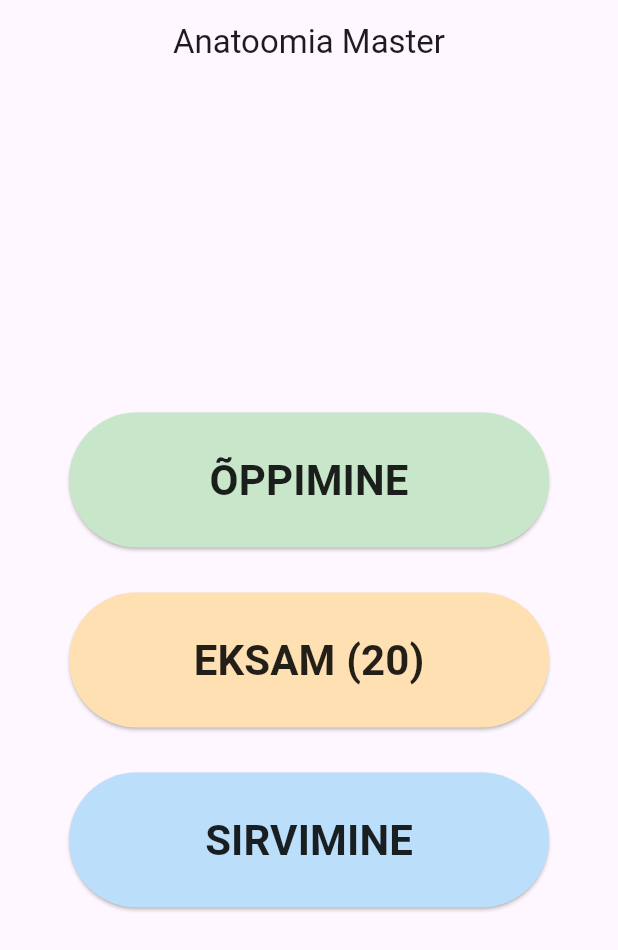
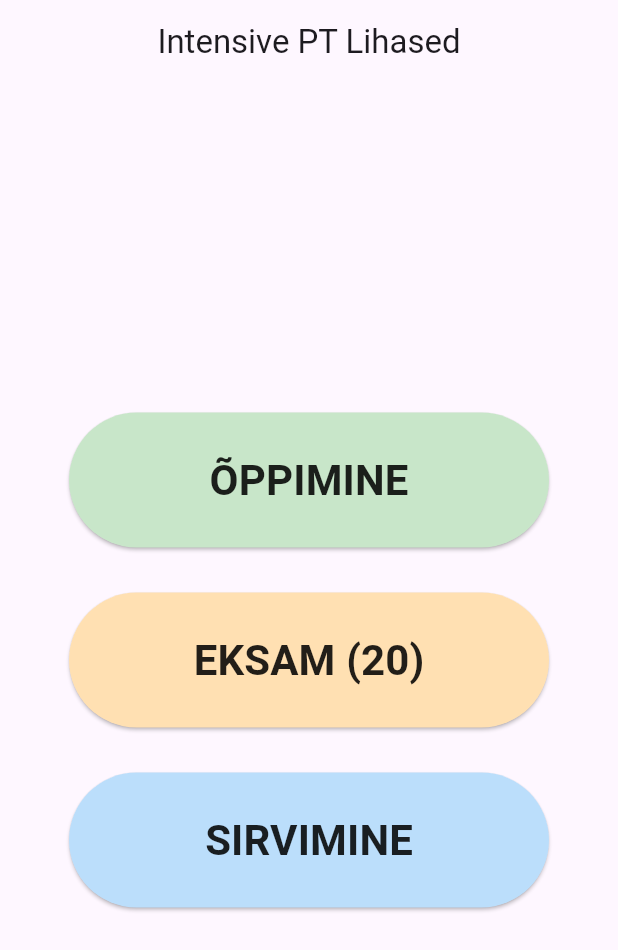
Before and after one commit to uulaffuul/anatoomia_master_uus, a Flutter app: the screen it shows after launch, on a phone screen of 412 x 824 dp. Shown: the top 950 px of the screen. Run offline on Flutter 3.47's test engine with Material 3 defaults, Android fonts, the phone set to English and light mode, and no system bars; our stand-ins replace csv, flutter_tts, shared_preferences.

Commit message:
Veebiversiooni ettevalmistus

```diff
--- a/lib/main.dart
+++ b/lib/main.dart
@@ -13,6 +13,7 @@
   runApp(const AnatoomiaMaster());
 }
 
+// Lubab hiirega lohistamist (swipe) veebis ja desktopis
 class MyCustomScrollBehavior extends MaterialScrollBehavior {
   @override
   Set<PointerDeviceKind> get dragDevices => {
@@ -29,7 +30,7 @@
     return MaterialApp(
       scrollBehavior: MyCustomScrollBehavior(),
       debugShowCheckedModeBanner: false,
-      title: 'Anatoomia Master',
+      title: 'Intensive PT Lihased',
       theme: ThemeData(
         colorScheme: ColorScheme.fromSeed(seedColor: Colors.deepPurple),
         useMaterial3: true,
@@ -39,6 +40,7 @@
   }
 }
 
+// --- ÜHINE TTS FUNKTSIOON ---
 final FlutterTts globalTts = FlutterTts();
 
 Future<void> seadistaTts() async {
@@ -54,6 +56,7 @@
 
 Future<void> loeTekst(String tekst, bool isLatin) async {
   if (kIsWeb) return;
+
   String toodedTekst = tekst;
   if (!isLatin) {
     toodedTekst = toodedTekst
@@ -126,7 +129,7 @@
     }
 
     return Scaffold(
-      appBar: AppBar(title: const Text("Anatoomia Master"), centerTitle: true),
+      appBar: AppBar(title: const Text("Intensive PT Lihased"), centerTitle: true),
       body: Center(
         child: SingleChildScrollView(
           child: Column(
@@ -451,7 +454,9 @@
       else { if (widget.isExam) { _eksamiProgress++; _uusKysimus(); } else { _naitaViduSonumit(); } }
     } else {
       setState(() {
-        if (!_faasisTehtudViga) { _valedStats[_faas]++; _faasisTehtudViga = true; if (_faas == 0) _salvestaViga(_andmed[_oigeIndeks][0]); }
+        if (!_faasisTehtudViga) {
+          _valedStats[_faas]++;
+          _faasisTehtudViga = true; if (_faas == 0) _salvestaViga(_andmed[_oigeIndeks][0]); }
         _valedVastused.add(v);
       });
     }
@@ -494,7 +499,7 @@
       }),
     ]);
     return Scaffold(
-      appBar: AppBar(title: Text(widget.isExam ? "EKSAM: ${_eksamiProgress + 1}/20" : "ÕPPIMINE"), actions: [
+      appBar: AppBar(title: Text(widget.isExam ? "EKSAM: ${_eksamiProgress + 1}/20" : "Intensive PT Lihased"), actions: [
         if (!widget.isExam && !kIsWeb) IconButton(icon: const Icon(Icons.volume_up, size: 35), onPressed: () => loeTekst(_faas == 0 ? lihas[0] : lihas[_faas + 1], _faas == 0)),
         if (widget.isExam) Center(child: Padding(padding: const EdgeInsets.only(right: 15), child: Text("${_aegSekundites ~/ 60}:${(_aegSekundites % 60).toString().padLeft(2, '0')}", style: const TextStyle(fontSize: 20, color: Colors.red, fontWeight: FontWeight.bold)))),
       ]),
--- a/pubspec.yaml
+++ b/pubspec.yaml
@@ -53,6 +53,7 @@
   assets:
     - assets/
     - assets/andmed.csv
+    - assets/pildid/
 
 flutter_launcher_icons:
   android: true
```
Also changed, not shown: 2 other files.
